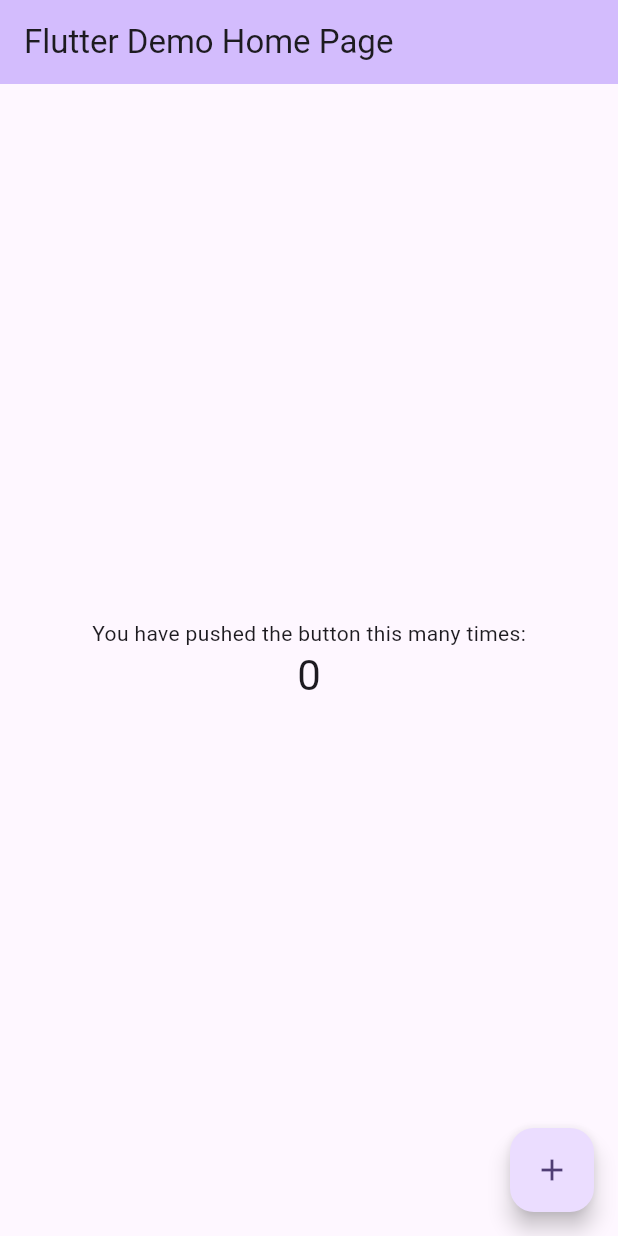
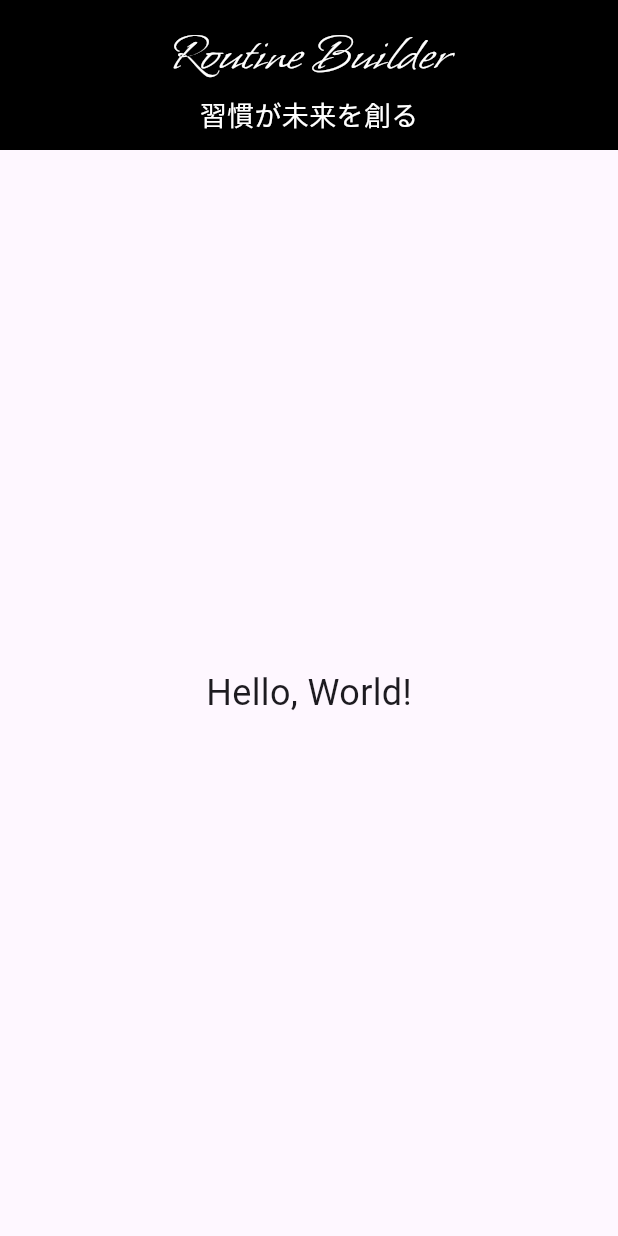
Before and after one commit to nyantama0616/routine-builder-flutter, a Flutter app: the screen it shows after launch, on a phone screen of 412 x 824 dp. Run offline on Flutter 3.47's test engine with Material 3 defaults, Android fonts, the phone set to English and light mode, and no system bars; Roboto replaces fonts that are missing (ShipporiMincho).

Commit message:
Header作った

```diff
--- /dev/null
+++ b/lib/app.dart
@@ -0,0 +1,31 @@
+import 'package:flutter/material.dart';
+import 'package:routine_builder/general/header/header.dart';
+
+class App extends StatelessWidget {
+  const App({super.key});
+
+  @override
+  Widget build(BuildContext context) {
+    return MaterialApp(
+      title: 'Routine Builder',
+      //TODO: Themeについて調べる
+      theme: ThemeData(
+        primaryColor: Colors.black,
+        useMaterial3: true,
+      ),
+      home: const SafeArea(
+        child: Scaffold(
+          appBar: Header(),
+          body: Center(
+            child: Text(
+              'Hello, World!',
+              style: TextStyle(
+                fontSize: 24,
+              ),
+            ),
+          ),
+        ),
+      ),
+    );
+  }
+}
--- /dev/null
+++ b/lib/general/header/header.dart
@@ -0,0 +1,38 @@
+import 'package:flutter/material.dart';
+
+class Header extends StatelessWidget implements PreferredSizeWidget {
+  const Header({super.key});
+  static const height = 100.0;
+
+  @override
+  Widget build(BuildContext context) {
+    final Color backgroundColor = Theme.of(context).primaryColor;
+
+    return Container(
+      height: height,
+      color: backgroundColor,
+      child: const Center(
+        child: Column(
+          mainAxisAlignment: MainAxisAlignment.center,
+          children: [
+            Text(
+              'Routine Builder',
+              style: TextStyle(
+                  color: Colors.white, fontSize: 38, fontFamily: "Whisper"),
+            ),
+            Text(
+              '習慣が未来を創る',
+              style: TextStyle(
+                  color: Colors.white,
+                  fontSize: 18,
+                  fontFamily: "ShipporiMincho"),
+            )
+          ],
+        ),
+      ),
+    );
+  }
+
+  @override
+  Size get preferredSize => const Size.fromHeight(height);
+}
--- a/lib/main.dart
+++ b/lib/main.dart
@@ -1,125 +1,6 @@
 import 'package:flutter/material.dart';
+import "./app.dart";
 
 void main() {
-  runApp(const MyApp());
+  runApp(const App());
 }
-
-class MyApp extends StatelessWidget {
-  const MyApp({super.key});
-
-  // This widget is the root of your application.
-  @override
-  Widget build(BuildContext context) {
-    return MaterialApp(
-      title: 'Flutter Demo',
-      theme: ThemeData(
-        // This is the theme of your application.
-        //
-        // TRY THIS: Try running your application with "flutter run". You'll see
-        // the application has a purple toolbar. Then, without quitting the app,
-        // try changing the seedColor in the colorScheme below to Colors.green
-        // and then invoke "hot reload" (save your changes or press the "hot
-        // reload" button in a Flutter-supported IDE, or press "r" if you used
-        // the command line to start the app).
-        //
-        // Notice that the counter didn't reset back to zero; the application
-        // state is not lost during the reload. To reset the state, use hot
-        // restart instead.
-        //
-        // This works for code too, not just values: Most code changes can be
-        // tested with just a hot reload.
-        colorScheme: ColorScheme.fromSeed(seedColor: Colors.deepPurple),
-        useMaterial3: true,
-      ),
-      home: const MyHomePage(title: 'Flutter Demo Home Page'),
-    );
-  }
-}
-
-class MyHomePage extends StatefulWidget {
-  const MyHomePage({super.key, required this.title});
-
-  // This widget is the home page of your application. It is stateful, meaning
-  // that it has a State object (defined below) that contains fields that affect
-  // how it looks.
-
-  // This class is the configuration for the state. It holds the values (in this
-  // case the title) provided by the parent (in this case the App widget) and
-  // used by the build method of the State. Fields in a Widget subclass are
-  // always marked "final".
-
-  final String title;
-
-  @override
-  State<MyHomePage> createState() => _MyHomePageState();
-}
-
-class _MyHomePageState extends State<MyHomePage> {
-  int _counter = 0;
-
-  void _incrementCounter() {
-    setState(() {
-      // This call to setState tells the Flutter framework that something has
-      // changed in this State, which causes it to rerun the build method below
-      // so that the display can reflect the updated values. If we changed
-      // _counter without calling setState(), then the build method would not be
-      // called again, and so nothing would appear to happen.
-      _counter++;
-    });
-  }
-
-  @override
-  Widget build(BuildContext context) {
-    // This method is rerun every time setState is called, for instance as done
-    // by the _incrementCounter method above.
-    //
-    // The Flutter framework has been optimized to make rerunning build methods
-    // fast, so that you can just rebuild anything that needs updating rather
-    // than having to individually change instances of widgets.
-    return Scaffold(
-      appBar: AppBar(
-        // TRY THIS: Try changing the color here to a specific color (to
-        // Colors.amber, perhaps?) and trigger a hot reload to see the AppBar
-        // change color while the other colors stay the same.
-        backgroundColor: Theme.of(context).colorScheme.inversePrimary,
-        // Here we take the value from the MyHomePage object that was created by
-        // the App.build method, and use it to set our appbar title.
-        title: Text(widget.title),
-      ),
-      body: Center(
-        // Center is a layout widget. It takes a single child and positions it
-        // in the middle of the parent.
-        child: Column(
-          // Column is also a layout widget. It takes a list of children and
-          // arranges them vertically. By default, it sizes itself to fit its
-          // children horizontally, and tries to be as tall as its parent.
-          //
-          // Column has various properties to control how it sizes itself and
-          // how it positions its children. Here we use mainAxisAlignment to
-          // center the children vertically; the main axis here is the vertical
-          // axis because Columns are vertical (the cross axis would be
-          // horizontal).
-          //
-          // TRY THIS: Invoke "debug painting" (choose the "Toggle Debug Paint"
-          // action in the IDE, or press "p" in the console), to see the
-          // wireframe for each widget.
-          mainAxisAlignment: MainAxisAlignment.center,
-          children: <Widget>[
-            const Text(
-              'You have pushed the button this many times:',
-            ),
-            Text(
-              '$_counter',
-              style: Theme.of(context).textTheme.headlineMedium,
-            ),
-          ],
-        ),
-      ),
-      floatingActionButton: FloatingActionButton(
-        onPressed: _incrementCounter,
-        tooltip: 'Increment',
-        child: const Icon(Icons.add),
-      ), // This trailing comma makes auto-formatting nicer for build methods.
-    );
-  }
-}
```
Also changed, not shown: pubspec.yaml (+7 -11 lines), assets/fonts/Whisper-Regular.ttf (added), 1 other file.
